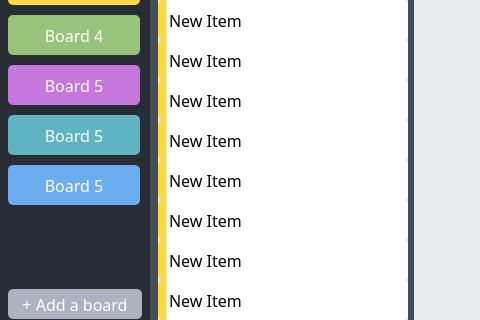
Old version of the form src/ui/main.ui in the repository dulapahv/Kanbaru; both pictures show x 0 to 480 and y 275 to 595 of the 1024 by 678 pixel window.
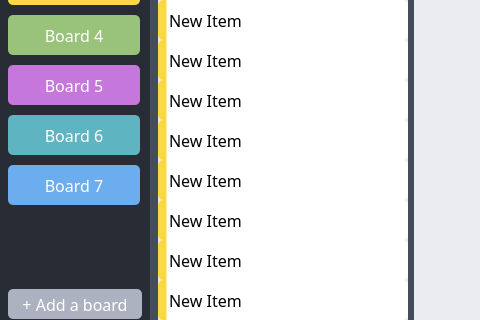
New version of the form.

What changed in the file:
```diff
--- a/src/ui/main.ui
+++ b/src/ui/main.ui
@@ -311,7 +311,7 @@
 QPushButton:hover {background-color: #7e828c;}</string>
                 </property>
                 <property name="text">
-                 <string>Board 5</string>
+                 <string>Board 6</string>
                 </property>
                </widget>
               </item>
@@ -337,7 +337,7 @@
 QPushButton:hover {background-color: #7e828c;}</string>
                 </property>
                 <property name="text">
-                 <string>Board 5</string>
+                 <string>Board 7</string>
                 </property>
                </widget>
               </item>
```
Left out of the diff: 106 changed lines with no effect on the pictures.
